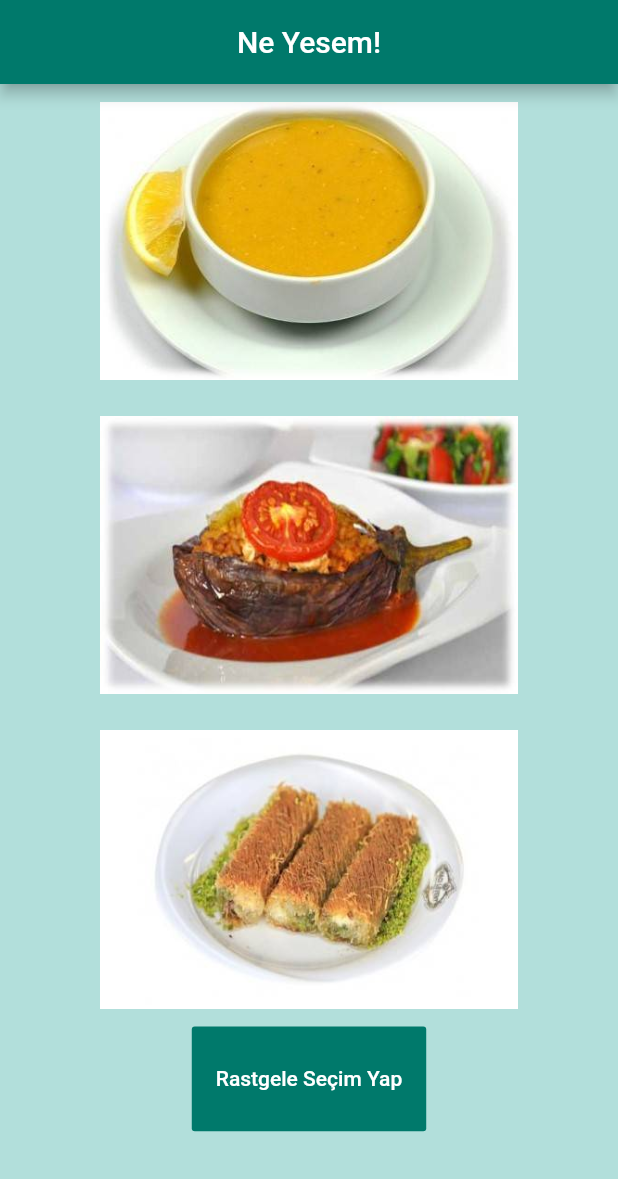
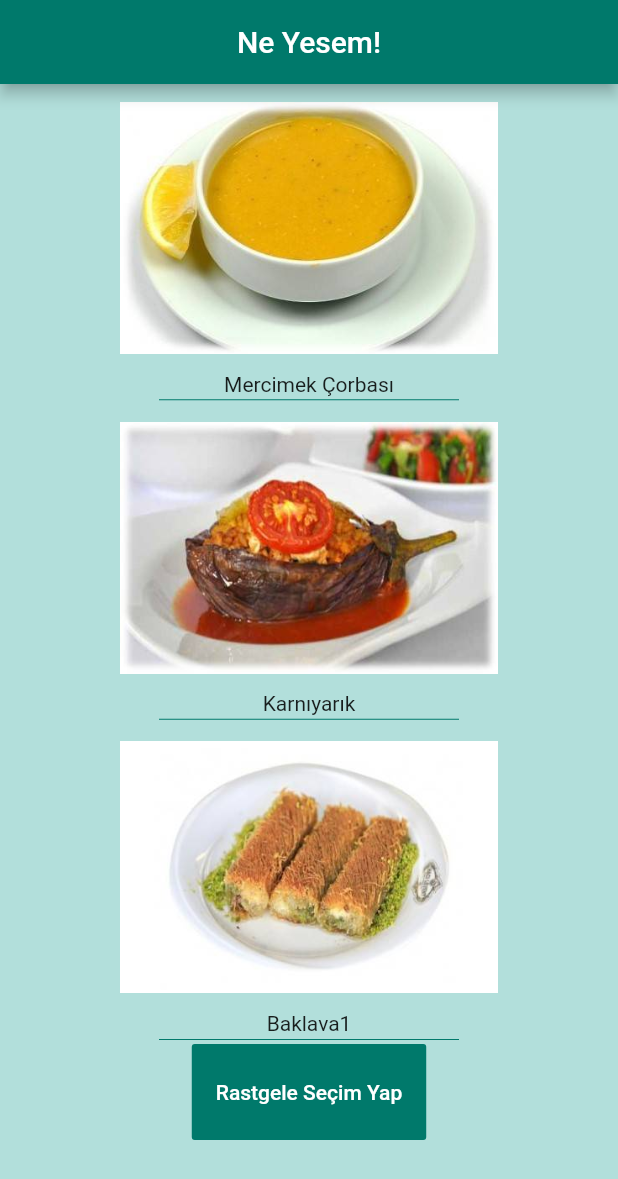
Before and after one commit to berkkaratas/flutter_ne_yesem, a Flutter app: the screen it shows after launch, on a phone screen of 412 x 824 dp. Shown: the top 1179 px of the screen. Run offline on Flutter 3.47's test engine with Material 2 defaults, Android fonts, the phone set to English and light mode, and no system bars.

```diff
--- a/lib/main.dart
+++ b/lib/main.dart
@@ -41,6 +41,27 @@ class _FoodListState extends State<FoodList> {
   int corbaNo = 1;
   int tatliNo = 1;
   int yemekNo = 1;
+  List<String> corbaIsimleri = [
+    'Mercimek Çorbası',
+    'Tarhana Çorbası',
+    'Tavuk Çorbası',
+    'Mantar Çorbası',
+    'Yoğurt Çorbası'
+  ];
+  List<String> yemekIsimleri = [
+    'Karnıyarık',
+    'Mantı',
+    'Kuru Fasulye',
+    'İçli Köfte',
+    'Balık'
+  ];
+  List<String> tatliIsimleri = [
+    'Baklava1',
+    'Baklava2',
+    'tatli1',
+    'tatli2',
+    'Dondurma'
+  ];
   @override
   Widget build(BuildContext context) {
     return Center(
@@ -66,6 +87,14 @@ class _FoodListState extends State<FoodList> {
               ),
             ),
           ),
+          Text(corbaIsimleri[corbaNo - 1]),
+          Container(
+            width: 200,
+            child: Divider(
+              height: 5,
+              color: Color(0xff00796B),
+            ),
+          ),
           Expanded(
             flex: 3,
             child: Padding(
@@ -86,6 +115,14 @@ class _FoodListState extends State<FoodList> {
               ),
             ),
           ),
+          Text(yemekIsimleri[yemekNo - 1]),
+          Container(
+            width: 200,
+            child: Divider(
+              height: 5,
+              color: Color(0xff00796B),
+            ),
+          ),
           Expanded(
             flex: 3,
             child: Padding(
@@ -104,6 +141,14 @@ class _FoodListState extends State<FoodList> {
                 },
                 child: Image.asset('assets/tatli_$tatliNo.jpg'),
               ),
+            ),
+          ),
+          Text(tatliIsimleri[tatliNo - 1]),
+          Container(
+            width: 200,
+            child: Divider(
+              height: 6,
+              color: Color(0xff00796B),
             ),
           ),
           Expanded(
```
